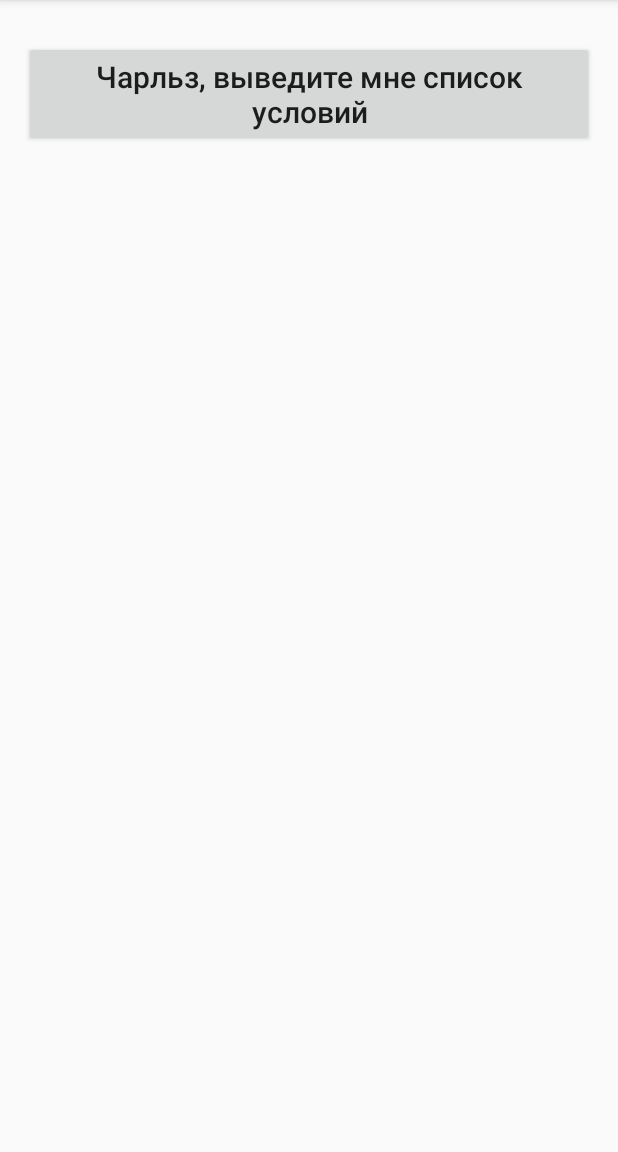
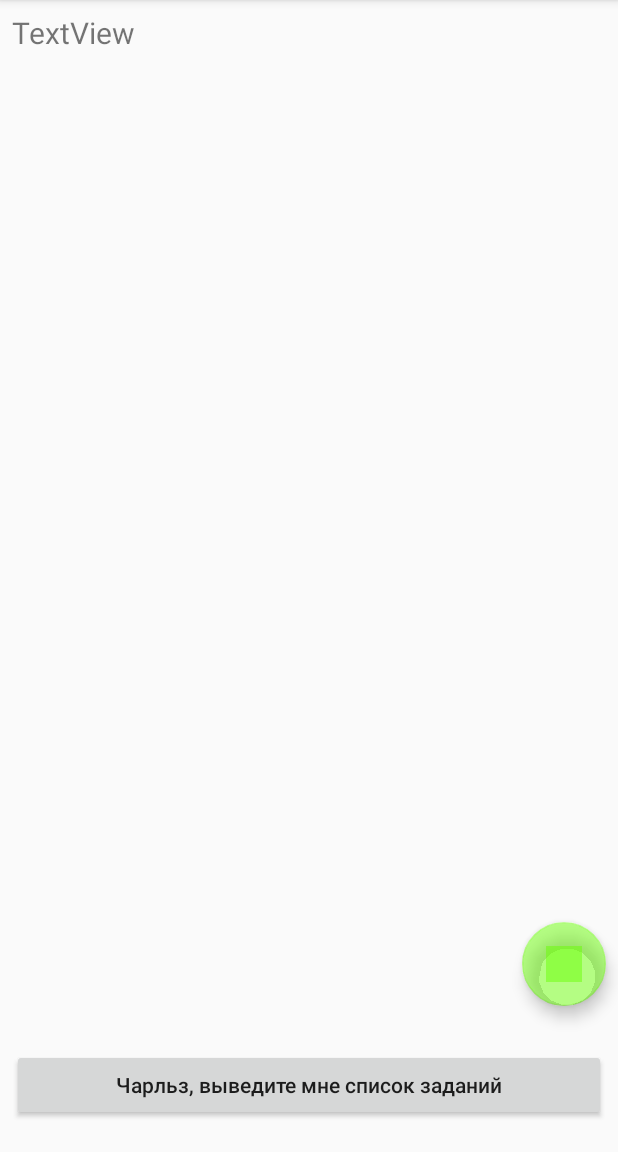
Before and after one commit to ctrlc0ctrlv/HelpYourself, an Android app: the Show_DB_Activity screen opened directly, with no data from a screen before it, on a phone screen of 412 x 824 dp, the part 84-1236 px from its top. Run offline under Robolectric (Android 15) with nearby library versions, the phone set to English and light mode, and no system bars; 3 statements that could not run were skipped.

Commit message:
Создание базы с заданиями по умолчанию

```diff
--- a/src/main/java/com/example/examhelper/Show_DB_Activity.java
+++ b/src/main/java/com/example/examhelper/Show_DB_Activity.java
@@ -1,8 +1,10 @@
 package com.example.examhelper;
 
+import android.content.Intent;
 import android.database.Cursor;
 import android.database.SQLException;
 import android.database.sqlite.SQLiteDatabase;
+import android.support.design.widget.FloatingActionButton;
 import android.support.v7.app.AppCompatActivity;
 import android.os.Bundle;
 import android.view.View;
@@ -11,22 +13,22 @@ import android.widget.TextView;
 
 import java.io.IOException;
 
-public class Show_DB_Activity extends AppCompatActivity {
-
-        //Объявим переменные компонентов
-        Button button;
-        TextView textView;
-
+public class Show_DB_Activity extends AppCompatActivity implements View.OnClickListener{
         //Переменная для работы с БД
-        private DatabaseHelper mDBHelper;
+        private DefaultTasksDBHelper mDBHelper;
         private SQLiteDatabase mDb;
 
-        @Override
         protected void onCreate(Bundle savedInstanceState) {
         super.onCreate(savedInstanceState);
         setContentView(R.layout.activity_show_db);
 
-            mDBHelper = new DatabaseHelper(this);
+        //Найдем компоненты в XML разметке
+        Button button6 = findViewById(R.id.button6);
+        FloatingActionButton fab = findViewById(R.id.fab);
+        button6.setOnClickListener(this);
+        fab.setOnClickListener(this);
+
+        mDBHelper = new DefaultTasksDBHelper(this);
 
         try {
             mDBHelper.updateDataBase();
@@ -39,17 +41,13 @@ public class Show_DB_Activity extends AppCompatActivity {
         } catch (SQLException mSQLException) {
             throw mSQLException;
             }
+        }
 
-            //Найдем компоненты в XML разметке
-            button = (Button) findViewById(R.id.button);
-            textView = (TextView) findViewById(R.id.textView);
-
-            //Пропишем обработчик клика кнопки
-            button.setOnClickListener(new View.OnClickListener() {
         @Override
-                public void onClick(View v) {
+        public void onClick(View view) {
+            switch (view.getId()){
+                case R.id.button6:
                     String product = "";
-
                     Cursor cursor = mDb.rawQuery("SELECT * FROM informatics", null);
                     cursor.moveToFirst();
                     while (!cursor.isAfterLast()) {
@@ -57,9 +55,34 @@ public class Show_DB_Activity extends AppCompatActivity {
                         cursor.moveToNext();
                     }
                     cursor.close();
+                    TextView text_view_info = findViewById(R.id.text_view_info);
+                    text_view_info.setText(product);
+                    break;
+                case R.id.fab:
+                    Intent intent = new Intent(Show_DB_Activity.this, DataBaseActivity.class);
+                    Bundle arguments = getIntent().getExtras();
+                    assert arguments != null;
+                    Integer Number  = arguments.getInt("number");
+                    intent.putExtra("number",Number);
 
+                    startActivity(intent);
+                    break;
+            }
+        }
+}
+
+//Пропишем обработчик клика кнопки
+/*button.setOnClickListener(new View.OnClickListener() {
+@Override
+public void onClick(View v) {
+        String product = "";
+        Cursor cursor = mDb.rawQuery("SELECT * FROM informatics", null);
+        cursor.moveToFirst();
+        while (!cursor.isAfterLast()) {
+        product += cursor.getString(1) + "\n";
+        cursor.moveToNext();
+        }
+        cursor.close();
         textView.setText(product);
         }
-            });
-        }
-    }
+        });*/
--- a/src/main/res/layout/activity_show_db.xml
+++ b/src/main/res/layout/activity_show_db.xml
@@ -1,23 +1,79 @@
 <?xml version="1.0" encoding="utf-8"?>
-<LinearLayout xmlns:android="http://schemas.android.com/apk/res/android"
+<android.support.constraint.ConstraintLayout xmlns:android="http://schemas.android.com/apk/res/android"
+    xmlns:app="http://schemas.android.com/apk/res-auto"
+    xmlns:tools="http://schemas.android.com/tools"
     android:layout_width="match_parent"
-    android:layout_height="match_parent"
-    android:paddingLeft="16dp"
-    android:paddingRight="16dp"
-    android:orientation="vertical" >
+    android:layout_height="match_parent">
 
-    <TextView
-        android:id="@+id/textView"
+    <ScrollView
+        android:id="@+id/scrollView2"
         android:layout_width="match_parent"
+        android:layout_height="match_parent">
+
+        <LinearLayout
+            android:layout_width="match_parent"
+            android:layout_height="wrap_content"
+            android:orientation="vertical">
+
+            <TextView
+                android:id="@+id/text_view_info"
+                android:layout_width="match_parent"
+                android:layout_height="wrap_content"
+                android:layout_marginStart="8dp"
+                android:layout_marginLeft="8dp"
+                android:layout_marginTop="8dp"
+                android:layout_marginEnd="8dp"
+                android:layout_marginRight="8dp"
+                android:layout_marginBottom="8dp"
+                android:text="TextView"
+                android:textSize="20sp"
+                app:layout_constraintBottom_toBottomOf="parent"
+                app:layout_constraintEnd_toEndOf="parent"
+                app:layout_constraintHorizontal_bias="0.0"
+                app:layout_constraintStart_toStartOf="parent"
+                app:layout_constraintTop_toTopOf="parent"
+                app:layout_constraintVertical_bias="0.016" />
+        </LinearLayout>
+    </ScrollView>
+
+    <android.support.design.widget.FloatingActionButton
+        android:id="@+id/fab"
+        android:layout_width="wrap_content"
         android:layout_height="wrap_content"
-        android:textSize="20sp" />
+        android:layout_marginStart="8dp"
+        android:layout_marginLeft="8dp"
+        android:layout_marginTop="8dp"
+        android:layout_marginEnd="8dp"
+        android:layout_marginRight="8dp"
+        android:layout_marginBottom="8dp"
+        android:clickable="true"
+        android:focusable="true"
+        app:backgroundTint="@color/colorAccept"
+        app:fabSize="normal"
+        app:layout_constraintBottom_toBottomOf="parent"
+        app:layout_constraintEnd_toEndOf="parent"
+        app:layout_constraintHorizontal_bias="1.0"
+        app:layout_constraintStart_toStartOf="parent"
+        app:layout_constraintTop_toTopOf="parent"
+        app:layout_constraintVertical_bias="0.872"
+        app:srcCompat="@color/colorAccept" />
 
     <Button
-        android:id="@+id/button"
-        android:layout_width="match_parent"
+        android:id="@+id/button6"
+        android:layout_width="0dp"
         android:layout_height="wrap_content"
-        android:layout_gravity="right"
-        android:text="Чарльз, выведите мне список условий"
+        android:layout_marginStart="8dp"
+        android:layout_marginLeft="8dp"
+        android:layout_marginEnd="8dp"
+        android:layout_marginRight="8dp"
+        android:layout_marginBottom="8dp"
+        android:text="Чарльз, выведите мне список заданий"
         android:textAllCaps="false"
-        android:textSize="20sp" />
-</LinearLayout>
+        app:layout_constraintBottom_toBottomOf="@+id/scrollView2"
+        app:layout_constraintEnd_toEndOf="parent"
+        app:layout_constraintHorizontal_bias="1.0"
+        app:layout_constraintStart_toStartOf="parent"
+        app:layout_constraintTop_toTopOf="@+id/scrollView2"
+        app:layout_constraintVertical_bias="0.982" />
+
+</android.support.constraint.ConstraintLayout>
```
Also changed, not shown: src/main/java/com/example/examhelper/CustomTasksDBHelper.java (added, +96 -0 lines). Lines whose indentation alone changed are shown as unchanged.
